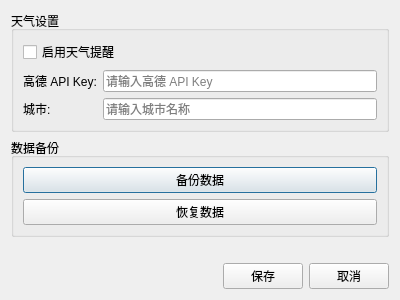
Qt form SettingsDialog.ui (WeN1nG/DataAssistant) before a commit.
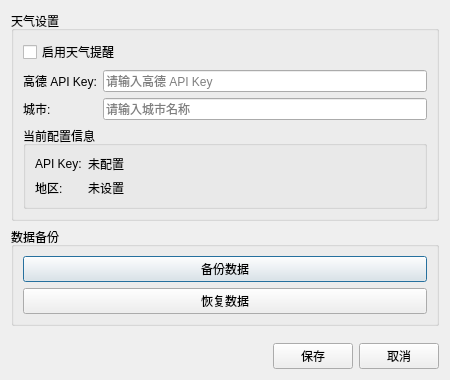
The same form after that commit.

```diff
--- a/SettingsDialog.ui
+++ b/SettingsDialog.ui
@@ -6,8 +6,8 @@
    <rect>
     <x>0</x>
     <y>0</y>
-    <width>400</width>
-    <height>300</height>
+    <width>450</width>
+    <height>380</height>
    </rect>
   </property>
   <property name="windowTitle">
@@ -62,6 +62,53 @@
         </item>
        </layout>
       </item>
+      <item>
+       <widget class="QGroupBox" name="configGroupBox">
+        <property name="title">
+         <string>当前配置信息</string>
+        </property>
+        <layout class="QVBoxLayout" name="configLayout">
+         <item>
+          <layout class="QFormLayout" name="configFormLayout">
+           <item row="0" column="0">
+            <widget class="QLabel" name="currentApiKeyLabel">
+             <property name="text">
+              <string>API Key:</string>
+             </property>
+            </widget>
+           </item>
+           <item row="0" column="1">
+            <widget class="QLabel" name="currentApiKeyDisplayLabel">
+             <property name="text">
+              <string>未配置</string>
+             </property>
+             <property name="textInteractionFlags">
+              <set>Qt::TextSelectableByMouse</set>
+             </property>
+            </widget>
+           </item>
+           <item row="1" column="0">
+            <widget class="QLabel" name="currentCityLabel">
+             <property name="text">
+              <string>地区:</string>
+             </property>
+            </widget>
+           </item>
+           <item row="1" column="1">
+            <widget class="QLabel" name="currentCityDisplayLabel">
+             <property name="text">
+              <string>未设置</string>
+             </property>
+             <property name="textInteractionFlags">
+              <set>Qt::TextSelectableByMouse</set>
+             </property>
+            </widget>
+           </item>
+          </layout>
+         </item>
+        </layout>
+       </widget>
+      </item>
      </layout>
     </widget>
    </item>
```
